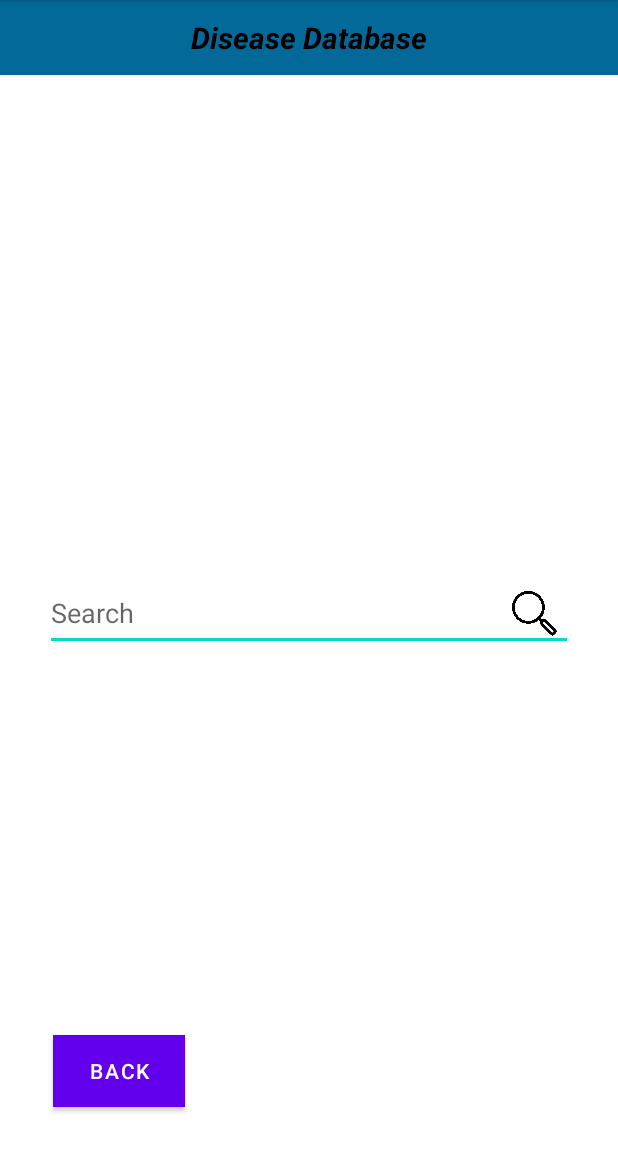
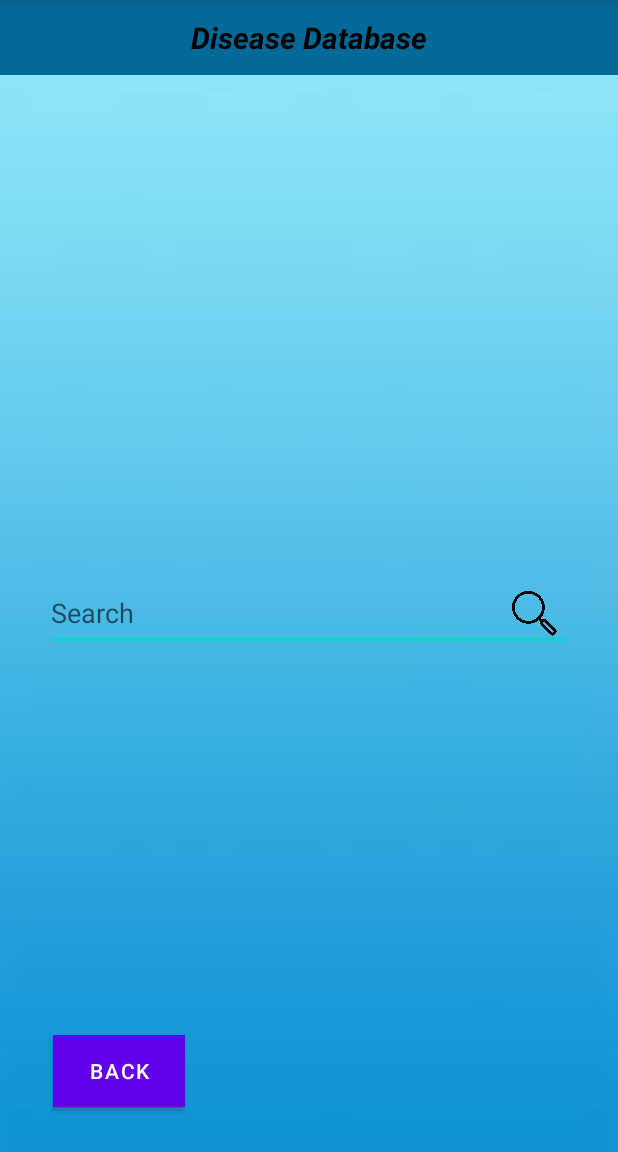
Before and after one commit to ravonho/PocketDoc, an Android app: the SearchDisease screen opened directly, with no data from a screen before it, on a phone screen of 412 x 824 dp, the part 84-1236 px from its top. Run offline under Robolectric (Android 15) with nearby library versions, the phone set to English and light mode, and no system bars; our stand-ins replace Volley.

Commit message:
change john part geh background, make all activity have the same background

```diff
--- a/app/src/main/res/layout/activity_search_disease.xml
+++ b/app/src/main/res/layout/activity_search_disease.xml
@@ -4,8 +4,9 @@
     xmlns:tools="http://schemas.android.com/tools"
     android:layout_width="match_parent"
     android:layout_height="match_parent"
-    android:background="#FFFFFF"
-    tools:context=".MainActivity">
+    android:background="@drawable/background"
+    tools:context=".MainActivity"
+    >
 
 
     <LinearLayout
--- a/app/src/main/res/layout/activity_search_disease2.xml
+++ b/app/src/main/res/layout/activity_search_disease2.xml
@@ -4,7 +4,8 @@
     xmlns:tools="http://schemas.android.com/tools"
     android:layout_width="match_parent"
     android:layout_height="match_parent"
-    tools:context=".MainActivity">
+    tools:context=".MainActivity"
+    android:background="@drawable/background">
 
 
     <LinearLayout
--- a/app/src/main/res/layout/activity_search_doctor.xml
+++ b/app/src/main/res/layout/activity_search_doctor.xml
@@ -4,7 +4,7 @@
     xmlns:tools="http://schemas.android.com/tools"
     android:layout_width="match_parent"
     android:layout_height="match_parent"
-    android:background="#FFFFFF"
+    android:background="@drawable/background"
     tools:context=".MainActivity">
 
 
--- a/app/src/main/res/layout/activity_search_doctor2.xml
+++ b/app/src/main/res/layout/activity_search_doctor2.xml
@@ -4,7 +4,8 @@
     xmlns:tools="http://schemas.android.com/tools"
     android:layout_width="match_parent"
     android:layout_height="match_parent"
-    tools:context=".MainActivity">
+    tools:context=".MainActivity"
+    android:background="@drawable/background">
 
 
     <LinearLayout
```
